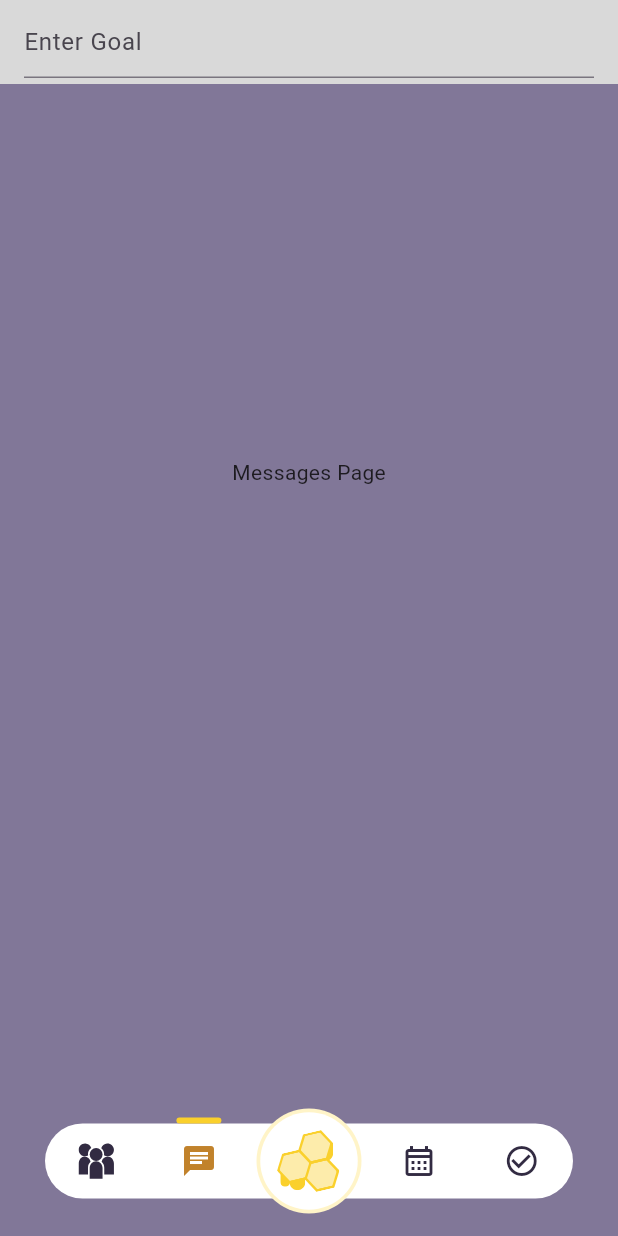
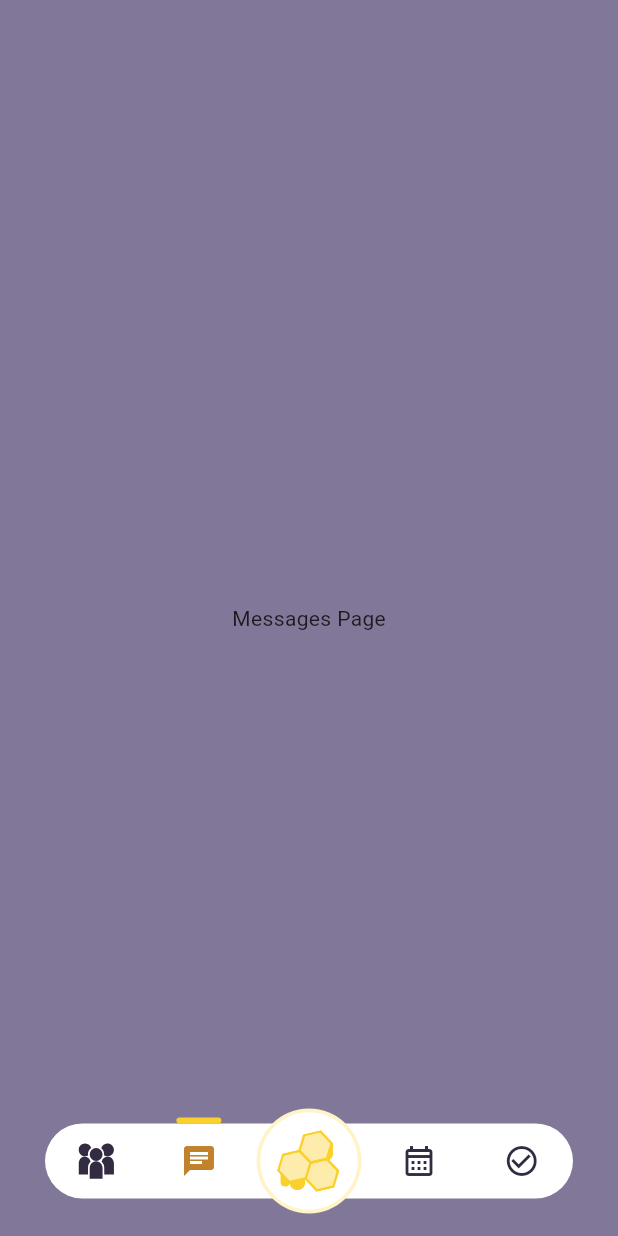
Before and after one commit to DanWernerUT/GitGud, a Flutter app: the screen it shows after launch, item 2 of the bottom bar chosen, on a phone screen of 412 x 824 dp. Run offline on Flutter 3.47's test engine with Material 3 defaults, Android fonts, the phone set to English and light mode, and no system bars; our stand-ins replace flutter_svg, sqflite; accounts and stored records are empty.

Commit message:
added new text default constructors, topAppBar, some fonts, a create goal page and updated the goals page

```diff
--- a/hive_goals_flutter/lib/main.dart
+++ b/hive_goals_flutter/lib/main.dart
@@ -1,110 +1,103 @@
 import 'package:flutter/material.dart';
 import 'package:hive_goals_flutter/res/hive_colors.dart';
 import 'package:hive_goals_flutter/pages/splash.dart';
-
+import 'package:hive_goals_flutter/pages/home.dart';
+import 'package:hive_goals_flutter/pages/goals.dart';
+import 'package:hive_goals_flutter/widgets/bottom_nav.dart';
+import 'package:hive_goals_flutter/pages/create_goal.dart';
 void main() {
   WidgetsFlutterBinding.ensureInitialized();
   runApp(const HiveGoals());
 }
 
-class HiveGoals extends StatelessWidget {
+class HiveGoals extends StatefulWidget {
   const HiveGoals({super.key});
 
-  // This widget is the root of your application.
+  @override
+  _HiveGoalsState createState() => _HiveGoalsState();
+}
+
+class _HiveGoalsState extends State<HiveGoals> {
+  int _selectedIndex = 0;  // Default selected index is 0 (home page)
+
+  // Define a method to change screen based on the selected index
+  void _onTabTapped(int index) {
+    setState(() {
+      _selectedIndex = index;
+    });
+  }
+
+  // Method to build screens based on selected tab index
+  Widget _buildScreenForIndex(int index) {
+    switch (index) {
+      case 0:
+        return Center(child: Text('Connections Page'));
+      case 1:
+        return Center(child: Text('Messages Page'));
+      case 2:
+        return Center(child: Text('Create Goal Screen'));
+      case 4:
+        return Center(child: Text('View Calendar'));
+      case 5:
+        return Center(child: Text('Create Event'));
+      case 7:
+        return CreateGoalPage();
+        // return Center(child: Text('Create Goal'));
+      case 8:
+        return UserGoalPage();
+      default:
+        return MyHomePage(title: 'Hive Goals Home');
+    }
+  }
+
   @override
   Widget build(BuildContext context) {
     return MaterialApp(
-      title: 'Flutter Demo',
+      title: 'Hive Goals',
       theme: ThemeData(
-        colorScheme: ColorScheme.fromSeed(seedColor: HiveColors.lavender),
+        colorScheme: ColorScheme.fromSeed(seedColor: HiveColors.background),
       ),
-      home: SplashScreen(),
+      builder: (context, child) {
+        return ScrollConfiguration(
+          behavior: ScrollBehavior().copyWith(
+            physics: const ClampingScrollPhysics(), // Prevents overscroll stretching
+            overscroll: false, // Disables the overscroll glow effect
+          ),
+          child: child!,
+        );
+      },
+      home: Builder(
+        builder: (context) {
+          // Using Builder to get the correct context for MediaQuery
+          return Scaffold(
+            backgroundColor: HiveColors.background,
+            // appBar: AppBar(
+            //   backgroundColor: HiveColors.platinum,
+            //   title: Text('Hive Goals'),
+            // ),
+            // The body now fills the entire space beneath the AppBar
+            body: Stack(
+              children: [
+                // Your page content
+                _buildScreenForIndex(_selectedIndex),
+
+                // Bottom navigation bar that sits on top of everything
+                Positioned(
+                  left: 0,
+                  right: 0,
+                  bottom: 0,
+                  child: BottomNavBar(
+                    currentIndex: _selectedIndex,
+                    onTap: _onTabTapped,
+                  ),
+                ),
+              ],
+            ),
+            // Remove the bottomNavigationBar property from Scaffold
+            // bottomNavigationBar: null,
+          );
+        }
+      ),
     );
   }
 }
-
-// class MyHomePage extends StatefulWidget {
-//   const MyHomePage({super.key, required this.title});
-
-//   // This widget is the home page of your application. It is stateful, meaning
-//   // that it has a State object (defined below) that contains fields that affect
-//   // how it looks.
-
-//   // This class is the configuration for the state. It holds the values (in this
-//   // case the title) provided by the parent (in this case the App widget) and
-//   // used by the build method of the State. Fields in a Widget subclass are
-//   // always marked "final".
-
-//   final String title;
-
-//   @override
-//   State<MyHomePage> createState() => _MyHomePageState();
-// }
-
-// class _MyHomePageState extends State<MyHomePage> {
-//   int _counter = 0;
-
-//   void _incrementCounter() {
-//     setState(() {
-//       // This call to setState tells the Flutter framework that something has
-//       // changed in this State, which causes it to rerun the build method below
-//       // so that the display can reflect the updated values. If we changed
-//       // _counter without calling setState(), then the build method would not be
-//       // called again, and so nothing would appear to happen.
-//       _counter++;
-//     });
-//   }
-
-//   @override
-//   Widget build(BuildContext context) {
-//     // This method is rerun every time setState is called, for instance as done
-//     // by the _incrementCounter method above.
-//     //
-//     // The Flutter framework has been optimized to make rerunning build methods
-//     // fast, so that you can just rebuild anything that needs updating rather
-//     // than having to individually change instances of widgets.
-//     return Scaffold(
-//       appBar: AppBar(
-//         // TRY THIS: Try changing the color here to a specific color (to
-//         // Colors.amber, perhaps?) and trigger a hot reload to see the AppBar
-//         // change color while the other colors stay the same.
-//         backgroundColor: Theme.of(context).colorScheme.inversePrimary,
-//         // Here we take the value from the MyHomePage object that was created by
-//         // the App.build method, and use it to set our appbar title.
-//         title: Text(widget.title),
-//       ),
-//       body: Center(
-//         // Center is a layout widget. It takes a single child and positions it
-//         // in the middle of the parent.
-//         child: Column(
-//           // Column is also a layout widget. It takes a list of children and
-//           // arranges them vertically. By default, it sizes itself to fit its
-//           // children horizontally, and tries to be as tall as its parent.
-//           //
-//           // Column has various properties to control how it sizes itself and
-//           // how it positions its children. Here we use mainAxisAlignment to
-//           // center the children vertically; the main axis here is the vertical
-//           // axis because Columns are vertical (the cross axis would be
-//           // horizontal).
-//           //
-//           // TRY THIS: Invoke "debug painting" (choose the "Toggle Debug Paint"
-//           // action in the IDE, or press "p" in the console), to see the
-//           // wireframe for each widget.
-//           mainAxisAlignment: MainAxisAlignment.center,
-//           children: <Widget>[
-//             const Text('You have pushed the button this many times:'),
-//             Text(
-//               '$_counter',
-//               style: Theme.of(context).textTheme.headlineMedium,
-//             ),
-//           ],
-//         ),
-//       ),
-//       floatingActionButton: FloatingActionButton(
-//         onPressed: _incrementCounter,
-//         tooltip: 'Increment',
-//         child: const Icon(Icons.add),
-//       ), // This trailing comma makes auto-formatting nicer for build methods.
-//     );
-//   }
-// }
--- a/hive_goals_flutter/lib/pages/home.dart
+++ b/hive_goals_flutter/lib/pages/home.dart
@@ -2,7 +2,8 @@ import 'package:flutter/material.dart';
 import 'package:hive_goals_flutter/models/goal_model.dart';
 import 'package:hive_goals_flutter/res/hive_colors.dart';
 import 'package:hive_goals_flutter/services/database_helper.dart';
-import 'package:hive_goals_flutter/widgets/bottom_nav.dart';
+// import 'package:hive_goals_flutter/widgets/bottom_nav.dart';
+// import 'package:hive_goals_flutter/pages/goals.dart';
 
 class MyHomePage extends StatefulWidget {
   const MyHomePage({super.key, required this.title});
@@ -25,22 +26,10 @@ class _MyHomePageState extends State<MyHomePage> {
     _goalsFuture = DatabaseHelper.instance.getGoal();
   }
 
-  void _refreshGoals() {
-    setState(() {
-      _goalsFuture = DatabaseHelper.instance.getGoal();
-    });
-  }
-
-  void _onTabTapped(int index) {
-    setState(() {
-      _selectedIndex = index;
-    });
-  }
-
   @override
   Widget build(BuildContext context) {
     return Scaffold(
-      backgroundColor: HiveColors.lavender,
+      backgroundColor: HiveColors.background,
       appBar: AppBar(
         backgroundColor: HiveColors.platinum,
         title: TextField(
@@ -48,11 +37,11 @@ class _MyHomePageState extends State<MyHomePage> {
           decoration: InputDecoration(hintText: 'Enter Goal'),
         ),
       ),
-      body: _buildScreenForIndex(_selectedIndex),
-      bottomNavigationBar: BottomNavBar(
-        currentIndex: _selectedIndex,
-        onTap: _onTabTapped,
-      ),
+      // body: _buildScreenForIndex(_selectedIndex),
+      // bottomNavigationBar: BottomNavBar(
+      //   currentIndex: _selectedIndex,
+      //   onTap: _onTabTapped,
+      // ),
       // floatingActionButton: FloatingActionButton(
       //   child: Icon(Icons.add),
       //   onPressed: () async {
@@ -75,66 +64,67 @@ class _MyHomePageState extends State<MyHomePage> {
     );
   }
 
-  Widget _buildScreenForIndex(int index) {
-    switch (index) {
-      case 0:
-        return Center(child: Text('Connections Page'));
-      case 1:
-        return Center(child: Text('Messages Page'));
-      case 2:
-        return _buildGoalList();
-        // return Center(child: Text('Home Page'));
-      case 3:
-        return Center(child: Text('Calendar'));
-      case 4:
-        return Center(child: Text('View Calendar'));
-      case 5:
-        return Center(child: Text('Create Event'));
-      case 6:
-        return Center(child: Text('Goals'));
-      case 7:
-        return Center(child: Text('Create Goal'));
-      case 8:
-        return Center(child: Text('View Goals'));
-      default:
-        return Center(child: Text('Unknown Screen'));
-    }
-  }
+  // Widget _buildScreenForIndex(int index) {
+  //   switch (index) {
+  //     case 0:
+  //       return Center(child: Text('Connections Page'));
+  //     case 1:
+  //       return Center(child: Text('Messages Page'));
+  //     case 2:
+  //       return _buildGoalList();
+  //       // return Center(child: Text('Home Page'));
+  //     case 3:
+  //       return Center(child: Text('Calendar'));
+  //     case 4:
+  //       return Center(child: Text('View Calendar'));
+  //     case 5:
+  //       return Center(child: Text('Create Event'));
+  //     case 6:
+  //       return Center(child: Text('Goals'));
+  //     case 7:
+  //       return Center(child: Text('Create Goal'));
+  //     case 8:
+  //       Navigator.push(context,MaterialPageRoute(builder: (context) => UserGoalPage()),);
+  //       return Center(child: Text('View Goals'));
+  //     default:
+  //       return Center(child: Text('Unknown Screen'));
+  //   }
+  // }
 
-  Widget _buildGoalList() {
-    return FutureBuilder<List<Goal>>(
-      future: _goalsFuture,
-      builder: (BuildContext context, AsyncSnapshot<List<Goal>> snapshot) {
-        if (snapshot.connectionState == ConnectionState.waiting) {
-          return Center(child: CircularProgressIndicator());
-        }
-        if (!snapshot.hasData || snapshot.data!.isEmpty) {
-          return Center(child: Text('No Goals in List.'));
-        }
+  // Widget _buildGoalList() {
+  //   return FutureBuilder<List<Goal>>(
+  //     future: _goalsFuture,
+  //     builder: (BuildContext context, AsyncSnapshot<List<Goal>> snapshot) {
+  //       if (snapshot.connectionState == ConnectionState.waiting) {
+  //         return Center(child: CircularProgressIndicator());
+  //       }
+  //       if (!snapshot.hasData || snapshot.data!.isEmpty) {
+  //         return Center(child: Text(''));
+  //       }
 
-        return ListView.builder(
-          itemCount: snapshot.data!.length,
-          itemBuilder: (context, index) {
-            final goal = snapshot.data![index];
-            return Card(
-              color: selectedId == goal.id ? Colors.white70 : Colors.white,
-              child: ListTile(
-                title: Text(goal.name),
-                onTap: () {
-                  setState(() {
-                    textController.text = goal.name;
-                    selectedId = goal.id;
-                  });
-                },
-                onLongPress: () async {
-                  await DatabaseHelper.instance.remove(goal.id!);
-                  _refreshGoals();
-                },
-              ),
-            );
-          },
-        );
-      },
-    );
-  }
+  //       return ListView.builder(
+  //         itemCount: snapshot.data!.length,
+  //         itemBuilder: (context, index) {
+  //           final goal = snapshot.data![index];
+  //           return Card(
+  //             color: selectedId == goal.id ? Colors.white70 : Colors.white,
+  //             child: ListTile(
+  //               title: Text(goal.name),
+  //               onTap: () {
+  //                 setState(() {
+  //                   textController.text = goal.name;
+  //                   selectedId = goal.id;
+  //                 });
+  //               },
+  //               onLongPress: () async {
+  //                 await DatabaseHelper.instance.remove(goal.id!);
+  //                 _refreshGoals();
+  //               },
+  //             ),
+  //           );
+  //         },
+  //       );
+  //     },
+  //   );
+  // }
 }
--- a/hive_goals_flutter/lib/res/hive_colors.dart
+++ b/hive_goals_flutter/lib/res/hive_colors.dart
@@ -10,5 +10,5 @@ class HiveColors {
   static const Color   platinum = Color.fromRGBO(217, 217, 217, 1);
   static const Color   lavender = Color(0xFF817798);
   static const Color darkPurple = Color.fromRGBO(50, 43, 66, 1);
-
+  static const Color background = lavender;
 }
```
Also changed, not shown: hive_goals_flutter/lib/pages/create_goal.dart (added, +146 -0 lines), hive_goals_flutter/lib/pages/goals.dart (added, +182 -0 lines), hive_goals_flutter/lib/res/hive_text.dart (added, +28 -0 lines), hive_goals_flutter/lib/widgets/top_nav.dart (added, +43 -0 lines), hive_goals_flutter/pubspec.yaml (+15 -1 lines), hive_goals_flutter/lib/res/fonts/Monocraft.ttf (added), hive_goals_flutter/lib/res/fonts/Raleway/Raleway-Italic-VariableFont_wght.ttf (added), hive_goals_flutter/lib/res/fonts/Raleway/Raleway-VariableFont_wght.ttf (added), hive_goals_flutter/lib/res/fonts/mojangles.ttf (added), hive_goals_flutter/pubspec.lock.
